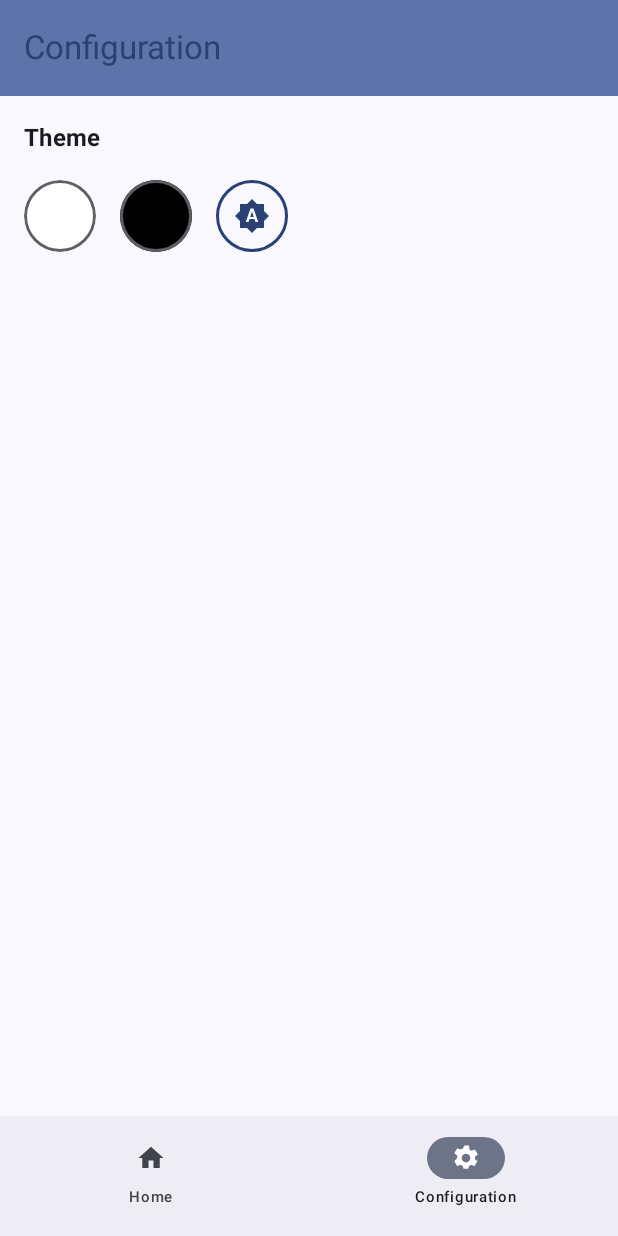
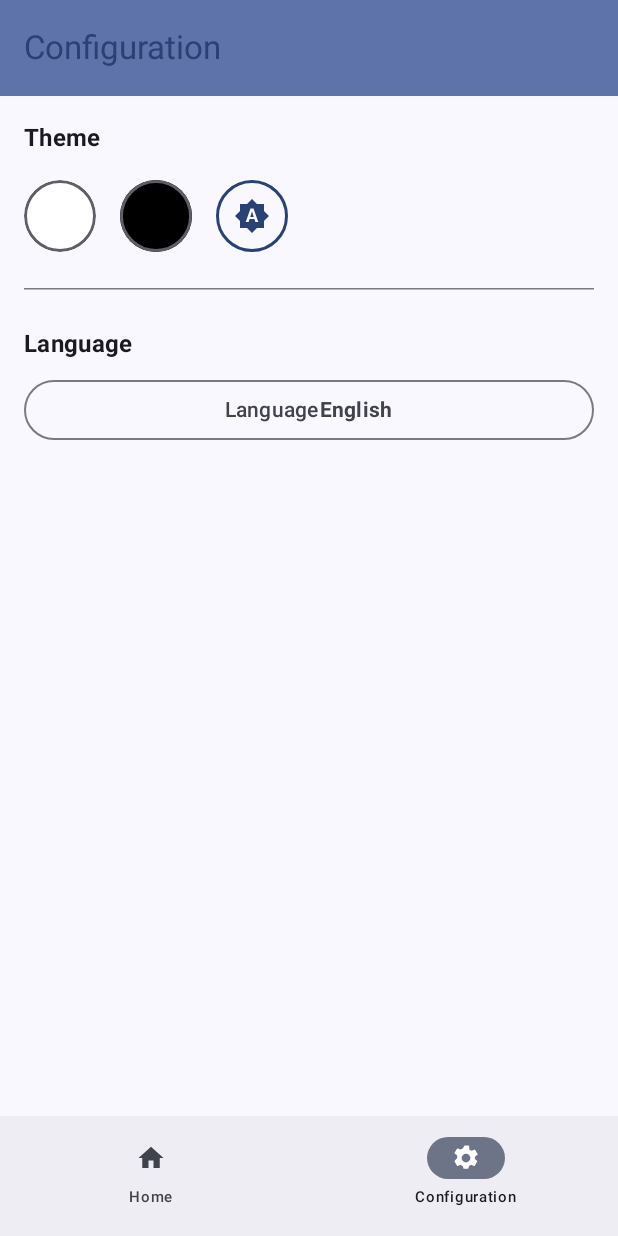
Before and after one commit to davigo2411/TopSeriesApp, an Android app built with Jetpack Compose: the screen it shows after launch (MainActivity), item 2 of the bottom bar chosen, on a phone screen of 412 x 824 dp. Run offline under Robolectric (Android 15) with nearby library versions, the light colour scheme and no system bars; our stand-ins replace Room's generated code.

Commit message:
feat(Multilanguage): Implementación del multi idioma. Ahora se puede seleccionar entre el Inglés y el Español.

```diff
--- a/app/src/main/java/com/example/topseriesapp/MainActivity.kt
+++ b/app/src/main/java/com/example/topseriesapp/MainActivity.kt
@@ -1,5 +1,6 @@
 package com.example.topseriesapp
 
+import android.content.Context
 import android.os.Bundle
 import androidx.activity.ComponentActivity
 import androidx.activity.compose.setContent
@@ -10,9 +11,15 @@ import com.example.topseriesapp.ui.MainAppScreen
 import com.example.topseriesapp.ui.MainViewModel
 import com.example.topseriesapp.ui.configuration.ThemeSetting
 import com.example.topseriesapp.ui.theme.TopSeriesAppTheme
+import com.example.topseriesapp.utils.LocaleHelper
 import org.koin.androidx.viewmodel.ext.android.getViewModel
 
 class MainActivity : ComponentActivity() {
+
+    override fun attachBaseContext(newBase: Context) {
+        super.attachBaseContext(LocaleHelper.onAttach(newBase))
+    }
+
     override fun onCreate(savedInstanceState: Bundle?) {
         super.onCreate(savedInstanceState)
         setContent {
@@ -26,8 +33,10 @@ class MainActivity : ComponentActivity() {
             }
 
             TopSeriesAppTheme(darkTheme = useDarkTheme) {
-                // Llama a MainAppScreen, que contendrá el Scaffold principal y AppNavGraph
-                MainAppScreen(mainViewModel = mainViewModel)
+                MainAppScreen(
+                    mainViewModel = mainViewModel,
+                    onLanguageChanged = { this.recreate() }
+                )
             }
         }
     }
--- a/app/src/main/java/com/example/topseriesapp/data/network/TMDBApiService.kt
+++ b/app/src/main/java/com/example/topseriesapp/data/network/TMDBApiService.kt
@@ -13,8 +13,9 @@ interface TMDBApiService {
     suspend fun getPopularTvShows(
         // Devuelve una lista de TvShows
         @Query("api_key") apiKey: String,
-        @Query("language") language: String = "en-US",
-        @Query("page") page: Int = 1
+        @Query("language") language: String,
+        @Query("page") page: Int = 1,
+        @Query("include_adult") includeAdult: Boolean = false
     ): Response<TvShowResponse>
 
     //GET TV shows details by ID
@@ -22,6 +23,7 @@ interface TMDBApiService {
     suspend fun getTvShowDetails(
         @Path("series_id") seriesId: Int,
         @Query("api_key") apiKey: String,
-        @Query("language") language: String = "en-US"
+        @Query("language") language: String,
+        @Query("include_adult") includeAdult: Boolean = false
     ): Response<TvShowDetails>
 }
--- a/app/src/main/java/com/example/topseriesapp/data/repository/TvShowRepositoryImpl.kt
+++ b/app/src/main/java/com/example/topseriesapp/data/repository/TvShowRepositoryImpl.kt
@@ -1,5 +1,6 @@
 package com.example.topseriesapp.data.repository
 
+import android.content.Context
 import com.example.topseriesapp.BuildConfig
 import com.example.topseriesapp.coroutines.CoroutineDispatchers
 import com.example.topseriesapp.data.database.dao.PopularTvShowDao
@@ -10,6 +11,7 @@ import com.example.topseriesapp.data.model.TvShow
 import com.example.topseriesapp.data.model.TvShowDetails
 import com.example.topseriesapp.data.model.TvShowResponse
 import com.example.topseriesapp.data.network.TMDBApiService
+import com.example.topseriesapp.utils.LocaleHelper
 import com.example.topseriesapp.utils.NetworkResponse
 import kotlinx.coroutines.flow.*
 import kotlinx.coroutines.launch
@@ -19,7 +21,8 @@ class TvShowRepositoryImpl(
     private val apiService: TMDBApiService,
     private val popularTvShowDao: PopularTvShowDao,
     private val tvShowDetailsDao: TvShowDetailsDao,
-    private val dispatchers: CoroutineDispatchers
+    private val dispatchers: CoroutineDispatchers,
+    private val applicationContext: Context
 ) : TvShowRepository {
 
     private var lastKnownApiTotalPagesForPopular: Int = 0
@@ -164,7 +167,8 @@ class TvShowRepositoryImpl(
         }
 
         try {
-            val apiResponse = apiService.getPopularTvShows(apiKey = BuildConfig.TMDB_API_KEY, page = page)
+            val currentLang = LocaleHelper.getCurrentAppLocale(applicationContext).language
+            val apiResponse = apiService.getPopularTvShows(apiKey = BuildConfig.TMDB_API_KEY, currentLang, page = page)
 
             if (apiResponse.isSuccessful) {
                 apiResponse.body()?.let { responseBody ->
@@ -224,7 +228,8 @@ class TvShowRepositoryImpl(
         }
 
         try {
-            val response = apiService.getTvShowDetails(seriesId = seriesId, apiKey = BuildConfig.TMDB_API_KEY)
+            val currentLang = LocaleHelper.getCurrentAppLocale(applicationContext).language
+            val response = apiService.getTvShowDetails(seriesId = seriesId, apiKey = BuildConfig.TMDB_API_KEY, currentLang)
             if (response.isSuccessful) {
                 response.body()?.let { apiDetails ->
                     tvShowDetailsDao.insertOrUpdateTvShowDetails(apiDetails.toDetailsEntity())
--- a/app/src/main/java/com/example/topseriesapp/di/AppModule.kt
+++ b/app/src/main/java/com/example/topseriesapp/di/AppModule.kt
@@ -63,7 +63,8 @@ val appModule = module {
             apiService = get(),
             popularTvShowDao = get(),
             tvShowDetailsDao = get(),
-            dispatchers = get()
+            dispatchers = get(),
+            applicationContext = androidContext()
         )
     }
 
--- a/app/src/main/java/com/example/topseriesapp/ui/MainAppScreen.kt
+++ b/app/src/main/java/com/example/topseriesapp/ui/MainAppScreen.kt
@@ -39,7 +39,10 @@ val bottomNavItemsList = listOf(
 
 @OptIn(ExperimentalMaterial3Api::class)
 @Composable
-fun MainAppScreen(mainViewModel: MainViewModel) {
+fun MainAppScreen(
+    mainViewModel: MainViewModel,
+    onLanguageChanged: () -> Unit // Parámetro añadido para el callback de cambio de idioma
+) {
     val navController = rememberNavController()
     val navBackStackEntry by navController.currentBackStackEntryAsState()
     val currentDestination = navBackStackEntry?.destination
@@ -88,7 +91,8 @@ fun MainAppScreen(mainViewModel: MainViewModel) {
         AppNavGraph(
             navController = navController,
             modifier = Modifier.padding(innerPadding),
-            mainViewModel = mainViewModel
+            mainViewModel = mainViewModel,
+            onLanguageChanged = onLanguageChanged
         )
     }
 }
--- a/app/src/main/java/com/example/topseriesapp/ui/configuration/ConfigurationScreen.kt
+++ b/app/src/main/java/com/example/topseriesapp/ui/configuration/ConfigurationScreen.kt
@@ -5,20 +5,25 @@ import androidx.compose.foundation.background
 import androidx.compose.foundation.border
 import androidx.compose.foundation.clickable
 import androidx.compose.foundation.layout.*
+import androidx.compose.foundation.rememberScrollState
 import androidx.compose.foundation.shape.CircleShape
+import androidx.compose.foundation.verticalScroll
 import androidx.compose.material.icons.Icons
 import androidx.compose.material.icons.filled.BrightnessAuto
 import androidx.compose.material3.*
 import androidx.compose.runtime.*
+import androidx.compose.runtime.getValue
+import androidx.compose.runtime.setValue
 import androidx.compose.ui.Alignment
 import androidx.compose.ui.Modifier
 import androidx.compose.ui.draw.clip
 import androidx.compose.ui.graphics.Color
+import androidx.compose.ui.platform.LocalContext
 import androidx.compose.ui.res.stringResource
 import androidx.compose.ui.text.font.FontWeight
 import androidx.compose.ui.unit.dp
 import com.example.topseriesapp.R
-
+import com.example.topseriesapp.utils.LocaleHelper
 
 enum class ThemeSetting { LIGHT, DARK, SYSTEM_DEFAULT }
 
@@ -27,8 +32,24 @@ enum class ThemeSetting { LIGHT, DARK, SYSTEM_DEFAULT }
 fun ConfigurationScreen(
     currentThemeSetting: ThemeSetting,
     onThemeSettingChanged: (ThemeSetting) -> Unit,
+    onLanguageChanged: () -> Unit, // Parámetro añadido para el callback
     modifier: Modifier = Modifier
 ) {
+    val context = LocalContext.current
+    var showLanguageDialog by remember { mutableStateOf(false) }
+
+    // Obtiene el código de idioma actual de la aplicación ("en", "es")
+    val currentAppLanguageCode = LocaleHelper.getCurrentAppLocale(context).language
+
+    // Obtiene el nombre a mostrar para el idioma actual usando recursos de string
+    val currentLanguageDisplayName = remember(currentAppLanguageCode) {
+        when (currentAppLanguageCode) {
+            "es" -> context.getString(R.string.language_spanish)
+            "en" -> context.getString(R.string.language_english)
+            else -> context.getString(R.string.language_english) // Por defecto, inglés
+        }
+    }
+
     Scaffold(
         topBar = {
             TopAppBar(
@@ -42,17 +63,18 @@ fun ConfigurationScreen(
     ) { innerPaddingScaffoldInterno ->
         Column(
             modifier = modifier
-                .padding(innerPaddingScaffoldInterno)
+                .padding(innerPaddingScaffoldInterno) // Padding de la TopAppBar de esta pantalla
                 .fillMaxSize()
+                .verticalScroll(rememberScrollState()) // Para permitir scroll si el contenido crece
                 .padding(16.dp),
             horizontalAlignment = Alignment.Start
         ) {
+            // Sección de Tema
             Text(
-                text = stringResource(R.string.theme_settings_title),
+                text = stringResource(R.string.theme_settings_title), // "Theme Settings" o "Apariencia"
                 style = MaterialTheme.typography.titleMedium.copy(fontWeight = FontWeight.Bold),
                 modifier = Modifier.padding(bottom = 16.dp)
             )
-
             Row(
                 verticalAlignment = Alignment.CenterVertically,
                 horizontalArrangement = Arrangement.spacedBy(16.dp)
@@ -60,23 +82,107 @@ fun ConfigurationScreen(
                 ThemeOptionCircle(
                     color = Color.White,
                     isSelected = currentThemeSetting == ThemeSetting.LIGHT,
-                    onClick = { onThemeSettingChanged(ThemeSetting.LIGHT) }
+                    onClick = { onThemeSettingChanged(ThemeSetting.LIGHT) },
                 )
-
                 ThemeOptionCircle(
                     color = Color.Black,
                     isSelected = currentThemeSetting == ThemeSetting.DARK,
                     onClick = { onThemeSettingChanged(ThemeSetting.DARK) }
                 )
-
                 ThemeOptionSystemDefault(
                     isSelected = currentThemeSetting == ThemeSetting.SYSTEM_DEFAULT,
                     onClick = { onThemeSettingChanged(ThemeSetting.SYSTEM_DEFAULT) }
                 )
             }
+
+            Spacer(Modifier.height(24.dp))
+            HorizontalDivider()
+            Spacer(Modifier.height(24.dp))
+
+            // Sección de Idioma
+            Text(
+                text = stringResource(R.string.language_settings_title), // "Language" o "Idioma"
+                style = MaterialTheme.typography.titleMedium.copy(fontWeight = FontWeight.Bold),
+                modifier = Modifier.padding(bottom = 8.dp)
+            )
+
+            OutlinedButton(
+                onClick = { showLanguageDialog = true },
+                modifier = Modifier.fillMaxWidth()
+            ) {
+                Row(
+                    verticalAlignment = Alignment.CenterVertically,
+                    horizontalArrangement = Arrangement.SpaceBetween, // Para separar el texto y el idioma actual
+                    modifier = Modifier.fillMaxWidth()
+                ) {
+                    Text(stringResource(R.string.language_settings_title))
+                    Text(currentLanguageDisplayName, fontWeight = FontWeight.Bold)
+                }
+            }
         }
     }
+
+    if (showLanguageDialog) {
+        LanguageSelectionDialog(
+            currentSelectedLanguageCode = currentAppLanguageCode,
+            onLanguageSelected = { selectedLanguageCode ->
+                // Solo actualiza y recrea si el idioma realmente cambió
+                if (currentAppLanguageCode != selectedLanguageCode) {
+                    LocaleHelper.setLocale(context, selectedLanguageCode)
+                    onLanguageChanged() // Llama al callback para recrear la Activity
+                }
+                showLanguageDialog = false
+            },
+            onDismiss = { showLanguageDialog = false }
+        )
+    }
 }
+
+@Composable
+private fun LanguageSelectionDialog(
+    currentSelectedLanguageCode: String,
+    onLanguageSelected: (String) -> Unit,
+    onDismiss: () -> Unit
+) {
+    val languages = remember {
+        listOf(
+            // Par: (ID del recurso de string para el nombre a mostrar, código de idioma)
+            Pair(R.string.language_english, "en"),
+            Pair(R.string.language_spanish, "es")
+        )
+    }
+
+    AlertDialog(
+        onDismissRequest = onDismiss,
+        title = { Text(stringResource(R.string.select_language)) },
+        text = {
+            Column {
+                languages.forEach { (displayNameResId, languageCode) ->
+                    Row(
+                        Modifier
+                            .fillMaxWidth()
+                            .clickable { onLanguageSelected(languageCode) } // Permite clickear toda la fila
+                            .padding(vertical = 12.dp),
+                        verticalAlignment = Alignment.CenterVertically
+                    ) {
+                        RadioButton(
+                            selected = currentSelectedLanguageCode == languageCode,
+                            onClick = { onLanguageSelected(languageCode) } // Acción al clickear el RadioButton
+                        )
+                        Spacer(Modifier.width(8.dp))
+                        Text(stringResource(displayNameResId)) // Muestra el nombre del idioma desde strings.xml
+                    }
+                }
+            }
+        },
+        confirmButton = {
+            TextButton(onClick = onDismiss) {
+                Text(stringResource(android.R.string.cancel).uppercase()) // Texto estándar de "Cancelar"
+            }
+        }
+    )
+}
+
 
 @Composable
 private fun ThemeOptionCircle(
@@ -84,6 +190,7 @@ private fun ThemeOptionCircle(
     isSelected: Boolean,
     onClick: () -> Unit,
     modifier: Modifier = Modifier
+
 ) {
     val borderColor = if (isSelected) {
         MaterialTheme.colorScheme.primary
--- a/app/src/main/java/com/example/topseriesapp/ui/navigation/AppNavigation.kt
+++ b/app/src/main/java/com/example/topseriesapp/ui/navigation/AppNavigation.kt
@@ -23,7 +23,8 @@ import org.koin.core.parameter.parametersOf
 object AppDestinations {
     const val POPULAR_SHOWS = "popularShows"
     const val CONFIGURATION = "configuration"
-    const val TV_SHOW_DETAILS_ROUTE = "tvShowDetails"
+    const val TV_SHOW_DETAILS_ROUTE = "tvShowDetails" // Ruta base para detalles
+    // Path completo que incluye el argumento seriesId.
     const val TV_SHOW_DETAILS_PATH = "$TV_SHOW_DETAILS_ROUTE/{$SERIES_ID_KEY}"
 }
 
@@ -31,13 +32,12 @@ object AppDestinations {
 fun AppNavGraph(
     navController: NavHostController,
     modifier: Modifier = Modifier,
-    mainViewModel: MainViewModel
+    mainViewModel: MainViewModel,
+    onLanguageChanged: () -> Unit // Parámetro añadido para el callback de cambio de idioma
 ) {
-    val currentThemeSetting by mainViewModel.currentThemeSetting.collectAsStateWithLifecycle()
-
     NavHost(
         navController = navController,
-        startDestination = AppDestinations.POPULAR_SHOWS, // "Home" es la pantalla de shows populares
+        startDestination = AppDestinations.POPULAR_SHOWS,
         modifier = modifier
     ) {
         composable(route = AppDestinations.POPULAR_SHOWS) {
@@ -45,17 +45,20 @@ fun AppNavGraph(
             PopularTvShowsScreen(
                 viewModel = popularTvShowsViewModel,
                 onNavigateToDetails = { seriesId ->
-                    navController.navigate(
-                        AppDestinations.TV_SHOW_DETAILS_ROUTE + "/$seriesId"
-                    )
+                    navController.navigate("${AppDestinations.TV_SHOW_DETAILS_ROUTE}/$seriesId")
                 }
             )
         }
 
         composable(route = AppDestinations.CONFIGURATION) {
+            val currentThemeSetting by mainViewModel.currentThemeSetting.collectAsStateWithLifecycle()
             ConfigurationScreen(
                 currentThemeSetting = currentThemeSetting,
-                onThemeSettingChanged = { newSetting -> mainViewModel.updateThemeSetting(newSetting) }
+                onThemeSettingChanged = { newSetting ->
+                    mainViewModel.updateThemeSetting(newSetting)
+                },
+                onLanguageChanged = onLanguageChanged,
+                modifier = Modifier
             )
         }
 
@@ -64,13 +67,19 @@ fun AppNavGraph(
             arguments = listOf(
                 navArgument(SERIES_ID_KEY) {
                     type = NavType.IntType
+                    // nullable = false
                 }
             )
         ) { backStackEntry ->
+
             val seriesId = backStackEntry.arguments?.getInt(SERIES_ID_KEY)
             if (seriesId != null) {
+                // Inyecta TvShowDetailsViewModel con el seriesId como parámetro usando Koin
                 val detailsViewModel: TvShowDetailsViewModel = koinViewModel { parametersOf(seriesId) }
-                TvShowDetailsScreen(viewModel = detailsViewModel, navController = navController)
+                TvShowDetailsScreen(
+                    viewModel = detailsViewModel,
+                    navController = navController
+                )
             }
         }
     }
--- /dev/null
+++ b/app/src/main/java/com/example/topseriesapp/utils/LocaleHelper.kt
@@ -0,0 +1,83 @@
+@file:Suppress("DEPRECATION")
+
+package com.example.topseriesapp.utils
+
+import android.annotation.SuppressLint
+import android.content.Context
+import android.content.ContextWrapper
+import android.content.res.Configuration
+import android.content.res.Resources
+import android.os.Build
+import android.os.LocaleList
+import androidx.appcompat.app.AppCompatDelegate
+import androidx.core.os.LocaleListCompat
+import java.util.Locale
+import androidx.core.content.edit
+
+object LocaleHelper {
+
+    private const val SELECTED_LANGUAGE = "Locale.Helper.Selected.Language"
+
+    private val supportedLanguages = listOf("en", "es")
+
+    fun onAttach(context: Context): ContextWrapper {
+        val currentLang = getPersistedLocale(context)
+        return updateLocale(context, Locale(currentLang))
+    }
+
+    private fun getPersistedLocale(context: Context): String {
+        val prefs = context.getSharedPreferences("AppSettingsPrefs", Context.MODE_PRIVATE)
+        // Devuelve el idioma guardado, o el idioma del sistema si es soportado, o inglés por defecto
+        val systemLang = getSystemLocale().language
+        return prefs.getString(SELECTED_LANGUAGE, null)
+            ?: if (systemLang in supportedLanguages) systemLang else "en"
+    }
+
+    fun setLocale(context: Context, languageCode: String) {
+        persistLocale(context, languageCode)
+        updateAppLocale(languageCode)
+    }
+
+    private fun persistLocale(context: Context, languageCode: String) {
+        val prefs = context.getSharedPreferences("AppSettingsPrefs", Context.MODE_PRIVATE)
+        prefs.edit { putString(SELECTED_LANGUAGE, languageCode) }
+    }
+
+    private fun updateAppLocale(languageCode: String) {
+        val locale = Locale(languageCode)
+        val localeList = LocaleListCompat.create(locale)
+        AppCompatDelegate.setApplicationLocales(localeList)
+    }
+
+    private fun updateLocale(context: Context, locale: Locale): ContextWrapper {
+        Locale.setDefault(locale)
+        val res: Resources = context.resources
+        val config = Configuration(res.configuration)
+
+        val localeList = LocaleList(locale)
+        LocaleList.setDefault(localeList)
+        config.setLocales(localeList)
+        val newContext =
+            context.createConfigurationContext(config)
+        return ContextWrapper(newContext)
+    }
+
+    @SuppressLint("ObsoleteSdkInt")
+    fun getSystemLocale(): Locale {
+        return if (Build.VERSION.SDK_INT >= Build.VERSION_CODES.N) {
+            Resources.getSystem().configuration.locales.get(0)
+        } else {
+            @Suppress("DEPRECATION")
+            Resources.getSystem().configuration.locale
+        }
+    }
+
+    fun getCurrentAppLocale(context: Context): Locale {
+        val currentLangTag = AppCompatDelegate.getApplicationLocales().toLanguageTags()
+        return if (currentLangTag.isNotBlank() && currentLangTag != "und") {
+            Locale.forLanguageTag(currentLangTag.split(',')[0])
+        } else {
+            Locale(getPersistedLocale(context))
+        }
+    }
+}
--- a/app/src/main/res/values/strings.xml
+++ b/app/src/main/res/values/strings.xml
@@ -45,4 +45,10 @@
     <string name="current_theme_is">Current Theme:</string>
     <string name="cancel">Cancel</string>
 
+    <!-- Strings para la selección de idioma -->
+    <string name="language_settings_title">Language</string>
+    <string name="select_language">Select Language</string>
+    <string name="language_english">English</string>
+    <string name="language_spanish">Spanish</string>
+
 </resources>
```
Also changed, not shown: 2 other files.
